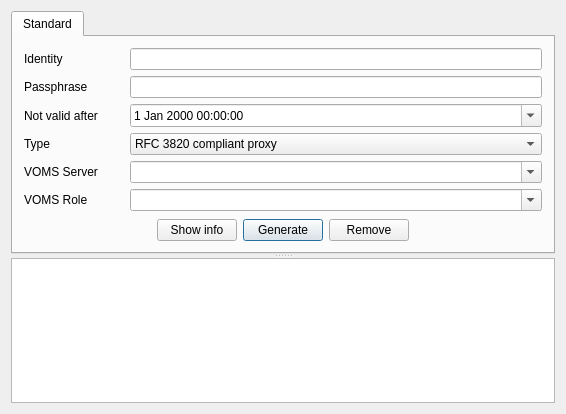
Before: the Qt Designer form src/arccert-ui/mainwindow.ui in jonaslindemann/arc-gui-clients, drawn with Qt 5.
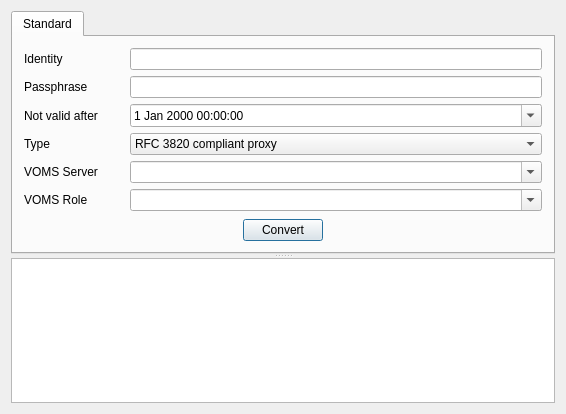
After: the same form once the commit is applied.

Commit message: Initial openssl handling.

Diff of the .ui file:
```diff
--- a/src/arccert-ui/mainwindow.ui
+++ b/src/arccert-ui/mainwindow.ui
@@ -244,17 +244,10 @@
              </property>
             </spacer>
            </item>
-           <item>
-            <widget class="QPushButton" name="infoButton">
-             <property name="text">
-              <string>Show info</string>
-             </property>
-            </widget>
-           </item>
            <item>
             <widget class="QPushButton" name="generateButton">
              <property name="text">
-              <string>Generate</string>
+              <string>Convert</string>
              </property>
              <property name="autoDefault">
               <bool>true</bool>
@@ -264,13 +257,6 @@
              </property>
             </widget>
            </item>
-           <item>
-            <widget class="QPushButton" name="removeButton">
-             <property name="text">
-              <string>Remove</string>
-             </property>
-            </widget>
-           </item>
            <item>
             <spacer name="horizontalSpacer_2">
              <property name="orientation">
```
The commit also changes 2 other files.
